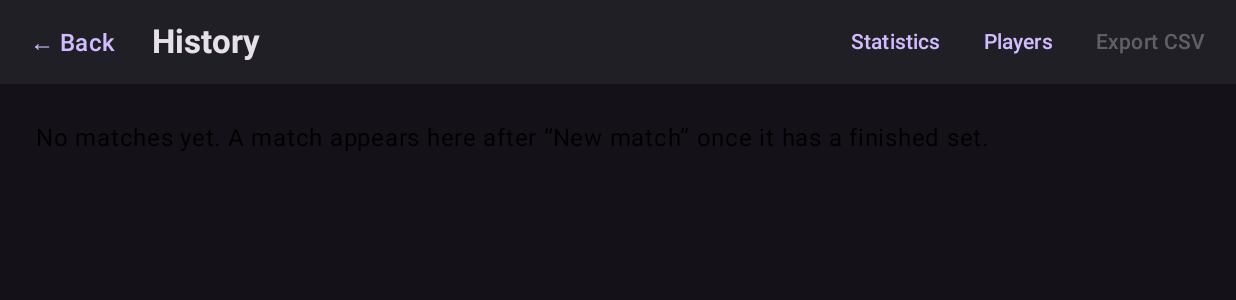
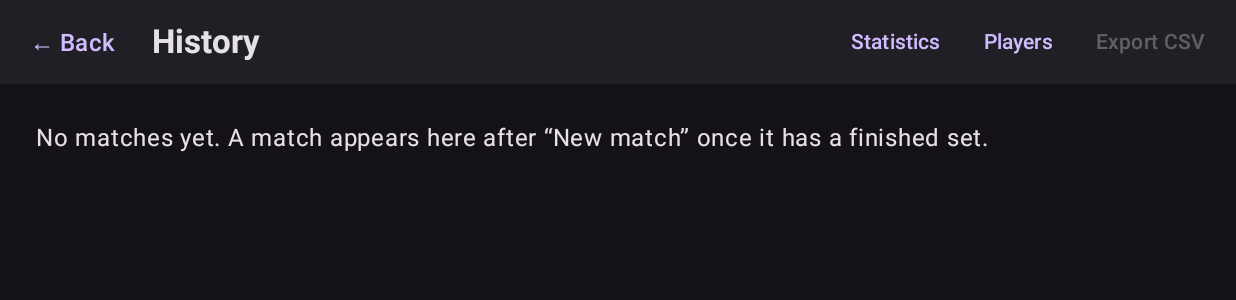
Before and after one commit to LRosa2/BeachScore, an Android app built with Jetpack Compose: the screen it shows after launch (MainActivity), after a tap on "History", on a phone screen of 824 x 412 dp (held sideways). Shown: the top 300 px of the screen. Run offline under Robolectric (Android 15) with nearby library versions, the phone set to English and light mode, and no system bars; our stand-ins replace Room's generated code; libraries missing offline, so code that uses them is left out: org.vosk; 1 statement that could not run was skipped.

Commit message:
Give the record screens a Surface so plain text is readable
Without it Text fell back to black content colour on the dark background (seen
on the emulator after the 2.0.0 -> 3.0.0 upgrade test).

Co-Authored-By: Claude Opus 5.5 <noreply@anthropic.com>

```diff
--- a/app/src/main/java/ch/beachscore/app/ui/BeachScoreRoot.kt
+++ b/app/src/main/java/ch/beachscore/app/ui/BeachScoreRoot.kt
@@ -1,6 +1,9 @@
 package ch.beachscore.app.ui
 
 import androidx.activity.compose.BackHandler
+import androidx.compose.foundation.layout.fillMaxSize
+import androidx.compose.material3.MaterialTheme
+import androidx.compose.material3.Surface
 import androidx.compose.runtime.Composable
 import androidx.compose.runtime.LaunchedEffect
 import androidx.compose.runtime.getValue
@@ -8,6 +11,7 @@ import androidx.compose.runtime.mutableLongStateOf
 import androidx.compose.runtime.mutableStateOf
 import androidx.compose.runtime.saveable.rememberSaveable
 import androidx.compose.runtime.setValue
+import androidx.compose.ui.Modifier
 import androidx.compose.ui.platform.LocalContext
 import androidx.lifecycle.compose.collectAsStateWithLifecycle
 import ch.beachscore.app.ui.records.CsvShare
@@ -50,6 +54,8 @@ fun BeachScoreRoot(
         return
     }
     val state by records.state.collectAsStateWithLifecycle()
+    // A Surface sets the content colour, so plain Text is readable on the dark background.
+    Surface(Modifier.fillMaxSize(), color = MaterialTheme.colorScheme.background) {
     when (screen) {
         Screen.HISTORY -> HistoryScreen(
             state, records,
@@ -64,4 +70,5 @@ fun BeachScoreRoot(
         Screen.STATISTICS -> StatisticsScreen(state, records, onBack = up)
         Screen.SCOREBOARD -> Unit
     }
+    }
 }
```
